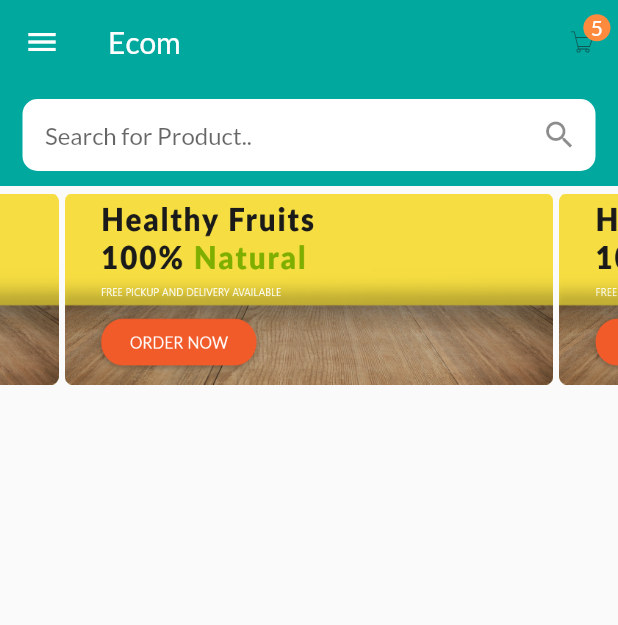
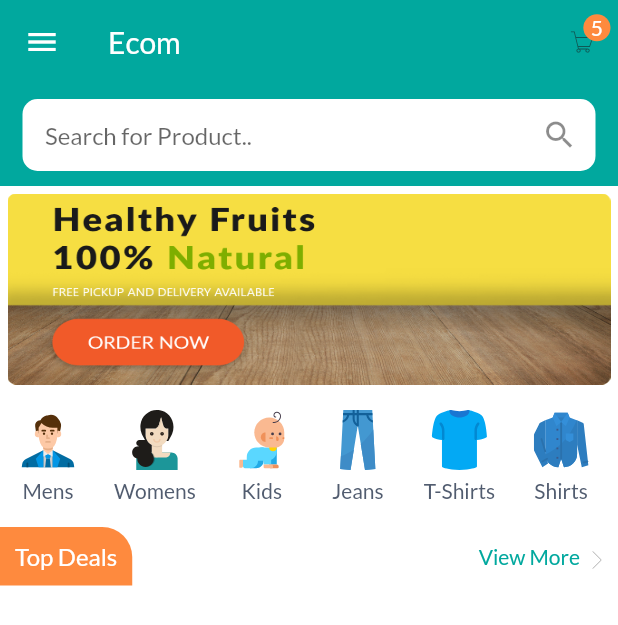
Before and after one commit to mostakahmedmullick/ecom_app, a Flutter app: the screen it shows after launch, on a phone screen of 412 x 824 dp. Shown: the top 625 px of the screen. Run offline on Flutter 3.47's test engine with Material 2 defaults, Android fonts, the phone set to English and light mode, and no system bars; drawn by our look-alikes of badges, carousel_slider; our stand-ins replace flutter_svg, google_fonts.

Commit message:
done product slider

```diff
--- /dev/null
+++ b/lib/Components/Home/CategoriesSlider.dart
@@ -0,0 +1,77 @@
+import 'package:flutter/material.dart';
+import 'package:flutter_svg/flutter_svg.dart';
+import 'package:google_fonts/google_fonts.dart';
+
+class CategoriesSlider extends StatelessWidget {
+  final List<String> imgList = [
+    'assets/svg-icon/bussiness-man.svg',
+    'assets/svg-icon/woman.svg',
+    'assets/svg-icon/baby-boy.svg',
+    'assets/svg-icon/jeans.svg',
+    'assets/svg-icon/shirt.svg',
+    'assets/svg-icon/cloth.svg',
+    'assets/svg-icon/dress.svg',
+    'assets/svg-icon/fork.svg',
+    'assets/svg-icon/girl.svg',
+    'assets/svg-icon/trousers.svg',
+    'assets/svg-icon/socks.svg',
+    'assets/svg-icon/cloth.svg',
+  ];
+
+  final List<String> cateTxt = [
+    'Mens',
+    'Womens',
+    'Kids',
+    'Jeans',
+    'T-Shirts',
+    'Shirts',
+    'Salwar',
+    'Fork',
+    'Girls',
+    'Trousers',
+    'Socks',
+    'Dress',
+  ];
+
+  @override
+  Widget build(BuildContext context) {
+    return Container(
+      height: 90,
+      child: ListView.builder(
+        scrollDirection: Axis.horizontal,
+        padding: const EdgeInsets.all(0),
+        itemCount: imgList.length,
+        itemBuilder: (BuildContext context, int index) {
+          return InkWell(
+            onTap: () {
+              print('he');
+            },
+            child: Padding(
+              padding: EdgeInsets.all(12.0),
+              child: Column(
+                crossAxisAlignment: CrossAxisAlignment.center,
+                children: <Widget>[
+                  SvgPicture.asset(
+                    imgList[index],
+                    width: 40,
+                    height: 40,
+                  ),
+                  Padding(
+                    padding: const EdgeInsets.only(top: 5.0),
+                    child: Center(
+                      child: Text(
+                        cateTxt[index],
+                        style: GoogleFonts.lato(color: Color(0xFF515C6F)),
+                        overflow: TextOverflow.ellipsis,
+                      ),
+                    ),
+                  )
+                ],
+              ),
+            ),
+          );
+        },
+      ),
+    );
+  }
+}
--- a/lib/Components/Home/Home.dart
+++ b/lib/Components/Home/Home.dart
@@ -1,4 +1,5 @@
 import 'package:badges/badges.dart';
+import 'package:ecom_app/Components/Home/CategoriesSlider.dart';
 import 'package:ecom_app/Components/Home/HomeTopSlider.dart';
 import 'package:ecom_app/utils/ColorConstants.dart';
 import 'package:flutter/material.dart';
@@ -18,6 +19,7 @@ class _HomeState extends State<Home> {
   @override
   Widget build(BuildContext context) {
     return Scaffold(
+      backgroundColor: Color(0xFFFFFFFF),
       appBar: AppBar(
         title: Text(
           widget.title,
@@ -339,8 +341,56 @@ class _HomeState extends State<Home> {
                   ),
                 ),
               ),
-              // Text('ji'),
               HomeTopSlider(),
+              CategoriesSlider(),
+              Row(
+                children: [
+                  Expanded(
+                    child: Align(
+                      alignment: Alignment.centerLeft,
+                      child: Container(
+                        padding: EdgeInsets.all(10.0),
+                        decoration: BoxDecoration(
+                          borderRadius: BorderRadius.only(
+                            topRight: Radius.circular(20.0),
+                          ),
+                          color: ColorConstants.secondaryColor,
+                        ),
+                        child: Text(
+                          'Top Deals',
+                          style: GoogleFonts.lato(
+                              color: Colors.white, fontSize: 16.0),
+                        ),
+                      ),
+                    ),
+                  ),
+                  Expanded(
+                    child: Align(
+                      alignment: Alignment.centerRight,
+                      child: Padding(
+                        padding: const EdgeInsets.only(right: 8.0),
+                        child: RichText(
+                          text: TextSpan(
+                            children: [
+                              TextSpan(
+                                text: "View More  ",
+                                style: GoogleFonts.lato(color: ColorConstants.primaryColor),
+                              ),
+                              WidgetSpan(
+                                child: SvgPicture.asset(
+                                  'assets/svg-icon/right-arrow.svg',
+                                  width: 12,
+                                  height: 12,
+                                ),
+                              ),
+                            ],
+                          ),
+                        ),
+                      ),
+                    ),
+                  ),
+                ],
+              ),
             ],
           ),
         ),
@@ -348,3 +398,18 @@ class _HomeState extends State<Home> {
     );
   }
 }
+
+// class MyCustomContainer extends CustomClipper<Path> {
+//   @override
+//   Path getClip(Size size) {
+//     var path = new Path();
+//     path.lineTo(100, size.height - 200);
+//     path.lineTo(size.width, size.height - 150);
+//     path.lineTo(size.width, 0.0);
+//     path.close();
+//     return path;
+//   }
+
+//   @override
+//   bool shouldReclip(covariant CustomClipper<Path> oldClipper) => false;
+// }
--- a/lib/Components/Home/HomeTopSlider.dart
+++ b/lib/Components/Home/HomeTopSlider.dart
@@ -6,11 +6,11 @@ class HomeTopSlider extends StatelessWidget {
   @override
   Widget build(BuildContext context) {
     return CarouselSlider(
-      options: CarouselOptions(autoPlay: true,aspectRatio: 3/1),
+      options: CarouselOptions(autoPlay: true,aspectRatio: 3/1, viewportFraction: 1.0),
       items: imgList
           .map(
             (item) => Container(
-              margin: EdgeInsets.symmetric(vertical: 5.0, horizontal: 2.0),
+              margin: EdgeInsets.symmetric(vertical: 5.0, horizontal: 5.0),
               child: Image.asset(item, fit: BoxFit.fill, width: 1000,),
             ),
           )
--- a/pubspec.yaml
+++ b/pubspec.yaml
@@ -27,6 +27,7 @@ dependencies:
   flutter_svg: ^0.22.0
   badges: ^1.2.0
   carousel_slider: ^3.0.0
+  carousel_pro: ^1.0.0
 
 
   # The following adds the Cupertino Icons font to your application.
```
Also changed, not shown: assets/svg-icon/baby-boy.svg (added), assets/svg-icon/bussiness-man.svg (added), assets/svg-icon/cloth.svg (added), assets/svg-icon/dress.svg (added), assets/svg-icon/fork.svg (added), assets/svg-icon/girl.svg (added), assets/svg-icon/jeans.svg (added), assets/svg-icon/shirt.svg (added), assets/svg-icon/socks.svg (added), assets/svg-icon/trousers.svg (added), assets/svg-icon/woman.svg (added), pubspec.lock.
